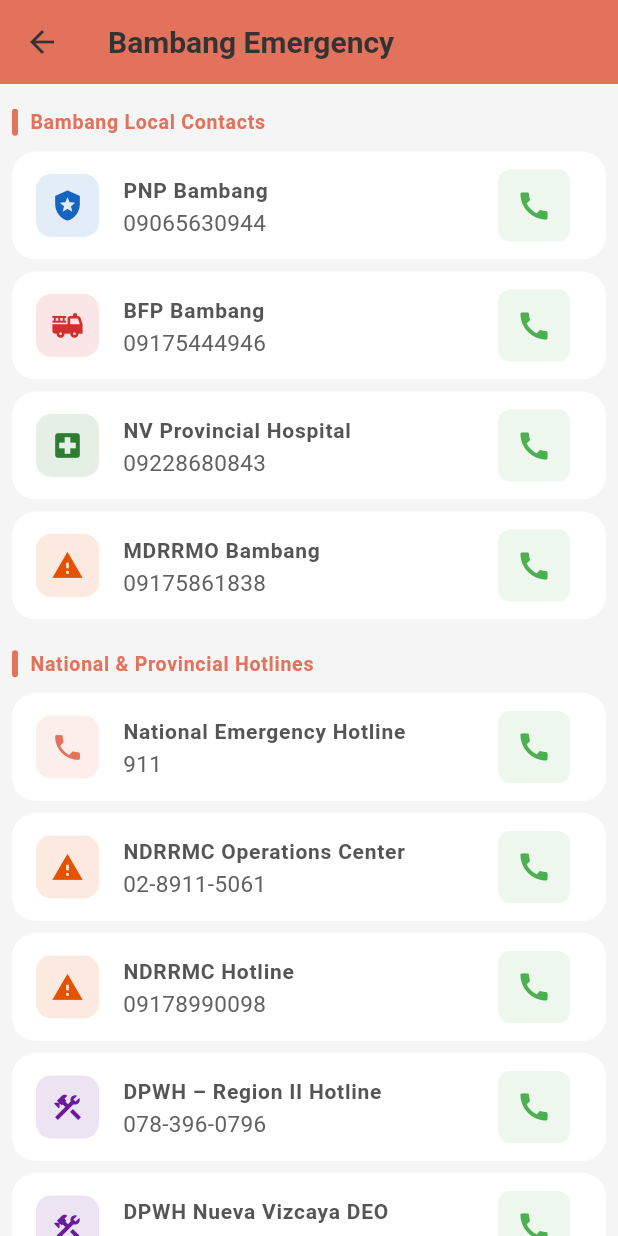
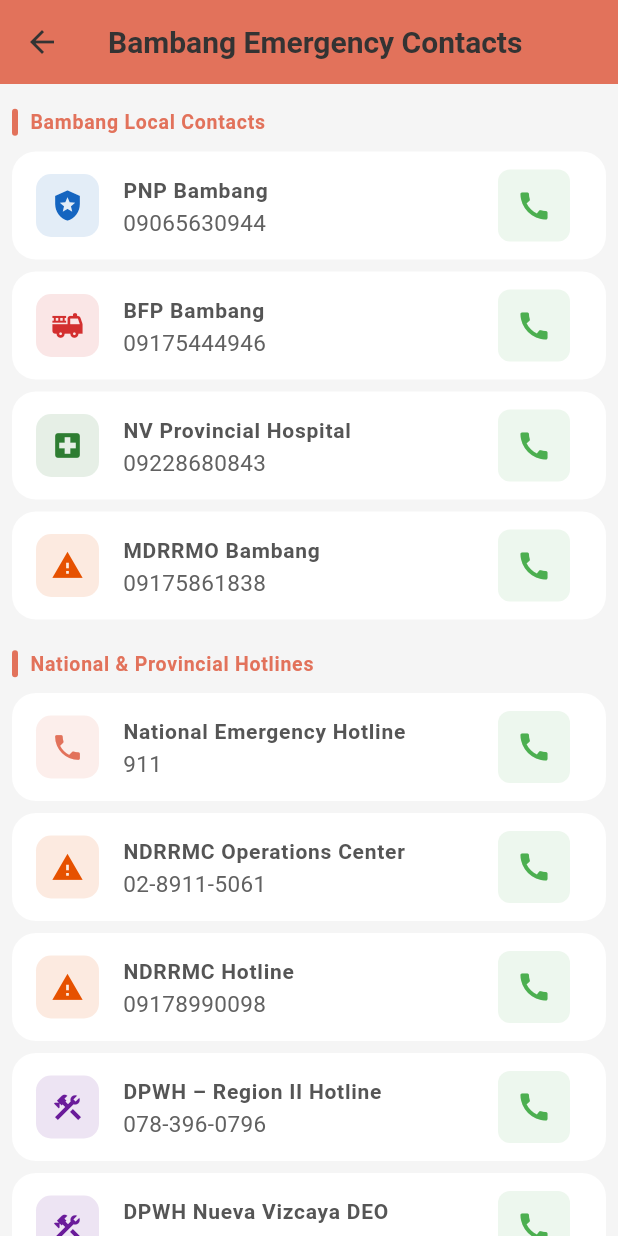
Before and after one commit to Project-Vizcaya/One-Vizcaya, a Flutter app: the EmergencyContactsScreen screen opened by its route, on a phone screen of 412 x 824 dp. Run offline on Flutter 3.47's test engine with Material 3 defaults, Android fonts, the phone set to English and light mode, and no system bars; our stand-ins replace app_links, cloud_firestore, firebase_auth, firebase_core, firebase_messaging, firebase_storage and 11 more; missing offline and left inert: firebase_app_check; accounts and stored records are empty; generated files the repository leaves out were written again.

Commit message:
i18n: replace remaining hardcoded English strings with AppStrings.get()
- Filter chips ('All') in report_status and announcements screens use filterAll key
- AppBar titles use prepositionTo key (to/sa/iti) for proper trilingual grammar
- Emergency contacts title uses emergencyContacts key
- Report form submit/submitting buttons use existing keys
- Barangay dropdown hint and None option use new barangay/optional/noneOption keys
- Setup screen imports AppStrings and uses selectMunicipality key
- Adds ok, optional, noneOption, prepositionTo keys in all three languages

https://claude.ai/code/session_017kLuVimip9R4ubYctBT9qP

```diff
--- a/one_vizcaya/lib/core/l10n/app_strings.dart
+++ b/one_vizcaya/lib/core/l10n/app_strings.dart
@@ -79,8 +79,12 @@ class AppStrings {
       'timestamped': 'Timestamped',
       'noTimestamp': 'No timestamp',
       'photoAttached': 'Photo Attached ✓',
+      'optional': 'optional',
+      'noneOption': '— None —',
+      'ok': 'OK',
       // Report status screen
       'myReportsTitle': 'My Reports',
+      'prepositionTo': 'to',
       'filterLabel': 'Filter: ',
       'noReportsYet': 'No reports submitted yet.',
       'noReportsFilter': 'No reports found for this filter.',
@@ -291,8 +295,12 @@ class AppStrings {
       'timestamped': 'May Timestamp',
       'noTimestamp': 'Walang Timestamp',
       'photoAttached': 'Naka-attach na ang Larawan ✓',
+      'optional': 'opsyonal',
+      'noneOption': '— Wala —',
+      'ok': 'OK',
       // Report status screen
       'myReportsTitle': 'Aking mga Ulat',
+      'prepositionTo': 'sa',
       'filterLabel': 'Salain: ',
       'noReportsYet': 'Wala pang mga ulat na isinumite.',
       'noReportsFilter': 'Walang ulat na natagpuan para sa filter na ito.',
@@ -503,8 +511,12 @@ class AppStrings {
       'timestamped': 'Addaan Timestamp',
       'noTimestamp': 'Awan Timestamp',
       'photoAttached': 'Naidurog ti Litrato ✓',
+      'optional': 'opsyonal',
+      'noneOption': '— Awan —',
+      'ok': 'OK',
       // Report status screen
       'myReportsTitle': 'Dagiti Report Ko',
+      'prepositionTo': 'iti',
       'filterLabel': 'Salaen: ',
       'noReportsYet': 'Awan pay dagiti naisumite a report.',
       'noReportsFilter': 'Awan report nga naadda para iti daytoy a salaen.',
--- a/one_vizcaya/lib/presentation/screens/announcements_screen.dart
+++ b/one_vizcaya/lib/presentation/screens/announcements_screen.dart
@@ -167,7 +167,7 @@ class _AnnouncementsListState extends State<_AnnouncementsList> {
                     spacing: 8,
                     children: [
                       FilterChip(
-                        label: const Text('All'),
+                        label: Text(AppStrings.get('filterAll')),
                         selected: !_showBookmarked,
                         onSelected: (_) =>
                             setState(() => _showBookmarked = false),
--- a/one_vizcaya/lib/presentation/screens/emergency_contacts_screen.dart
+++ b/one_vizcaya/lib/presentation/screens/emergency_contacts_screen.dart
@@ -286,7 +286,7 @@ class EmergencyContactsScreen extends StatelessWidget {
       appBar: AppBar(
         backgroundColor: activeLguColor,
         foregroundColor: Colors.white,
-        title: Text('$activeMunicipalityName Emergency'),
+        title: Text('$activeMunicipalityName ${AppStrings.get('emergencyContacts')}'),
       ),
       body: SafeArea(
         top: false,
--- a/one_vizcaya/lib/presentation/screens/report_status_screen.dart
+++ b/one_vizcaya/lib/presentation/screens/report_status_screen.dart
@@ -69,7 +69,7 @@ class _ReportStatusScreenState extends State<ReportStatusScreen> {
     return Scaffold(
       appBar: AppBar(
         backgroundColor: activeLguColor,
-        title: Text('${AppStrings.get('myReportsTitle')} to $activeMunicipalityName'),
+        title: Text('${AppStrings.get('myReportsTitle')} ${AppStrings.get('prepositionTo')} $activeMunicipalityName'),
       ),
       body: SafeArea(
         top: false,
@@ -93,7 +93,7 @@ class _ReportStatusScreenState extends State<ReportStatusScreen> {
                       Text(AppStrings.get('filterLabel'), style: const TextStyle(fontWeight: FontWeight.bold, fontSize: 13)),
                       const SizedBox(width: 4),
                       FilterChip(
-                        label: const Text('All'),
+                        label: Text(AppStrings.get('filterAll')),
                         selected: _filterPriority == null,
                         selectedColor: activeLguColor.withAlpha((255 * 0.2).round()),
                         onSelected: (_) => setState(() => _filterPriority = null),
--- a/one_vizcaya/lib/presentation/screens/setup_screen.dart
+++ b/one_vizcaya/lib/presentation/screens/setup_screen.dart
@@ -2,6 +2,7 @@ import 'package:flutter/material.dart';
 import 'package:firebase_auth/firebase_auth.dart';
 import 'package:cloud_firestore/cloud_firestore.dart';
 import '../../core/constants/app_constants.dart';
+import '../../core/l10n/app_strings.dart';
 import '../state/municipality_state.dart';
 import '../../features/auth/presentation/screens/privacy_policy_screen.dart';
 
@@ -30,7 +31,7 @@ class _MunicipalitySetupScreenState extends State<MunicipalitySetupScreen> {
     if (!_formKey.currentState!.validate()) return;
     if (_selectedTown == null) {
       ScaffoldMessenger.of(context).showSnackBar(
-        const SnackBar(content: Text('Please select your municipality.')),
+        SnackBar(content: Text(AppStrings.get('selectMunicipality'))),
       );
       return;
     }
@@ -163,7 +164,7 @@ class _MunicipalitySetupScreenState extends State<MunicipalitySetupScreen> {
                   // ── Municipality ──
                   DropdownButtonFormField<String>(
                     value: _selectedTown,
-                    hint: const Text('Select Municipality'),
+                    hint: Text(AppStrings.get('selectMunicipality')),
                     isExpanded: true,
                     dropdownColor: Colors.white,
                     style: const TextStyle(color: Colors.black87, fontSize: 16),
```
Also changed, not shown: one_vizcaya/lib/presentation/screens/report_problem_screen.dart (+9 -9 lines).
